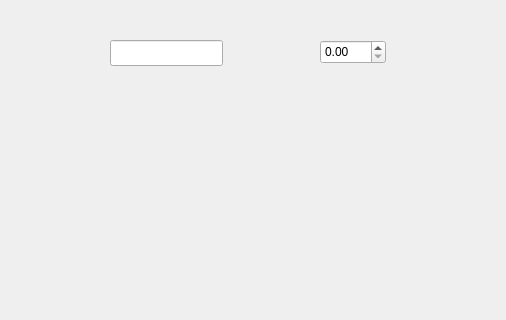
The window that mpldesigner/window2.ui (dapperfu/PyQt5Scratch) describes before a commit, drawn with Qt 5; both pictures show x 0 to 506 and y 0 to 320 of the 806 by 801 pixel window.
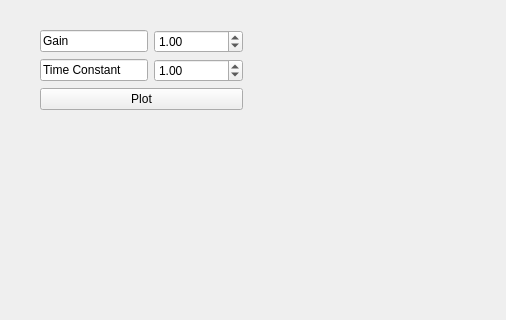
The same window after the commit.

Commit message: Git Auto Commit: Mon Dec 12 20:47:58 EST 2016

Diff of the .ui file:
```diff
--- a/mpldesigner/window2.ui
+++ b/mpldesigner/window2.ui
@@ -87,25 +87,52 @@
      </layout>
     </widget>
    </widget>
-   <widget class="QLineEdit" name="lineEdit">
+   <widget class="QWidget" name="">
     <property name="geometry">
      <rect>
-      <x>110</x>
-      <y>40</y>
-      <width>113</width>
-      <height>26</height>
+      <x>40</x>
+      <y>30</y>
+      <width>203</width>
+      <height>93</height>
      </rect>
     </property>
-   </widget>
-   <widget class="QDoubleSpinBox" name="doubleSpinBox">
-    <property name="geometry">
-     <rect>
-      <x>320</x>
-      <y>40</y>
-      <width>66</width>
-      <height>24</height>
-     </rect>
-    </property>
+    <layout class="QFormLayout" name="formLayout">
+     <item row="0" column="1">
+      <widget class="QDoubleSpinBox" name="gain">
+       <property name="value">
+        <double>1.000000000000000</double>
+       </property>
+      </widget>
+     </item>
+     <item row="1" column="0">
+      <widget class="QLineEdit" name="lineEdit_2">
+       <property name="text">
+        <string>Time Constant</string>
+       </property>
+      </widget>
+     </item>
+     <item row="1" column="1">
+      <widget class="QDoubleSpinBox" name="tau">
+       <property name="value">
+        <double>1.000000000000000</double>
+       </property>
+      </widget>
+     </item>
+     <item row="0" column="0">
+      <widget class="QLineEdit" name="lineEdit">
+       <property name="text">
+        <string>Gain</string>
+       </property>
+      </widget>
+     </item>
+     <item row="2" column="0" colspan="2">
+      <widget class="QPushButton" name="pushButton">
+       <property name="text">
+        <string>Plot</string>
+       </property>
+      </widget>
+     </item>
+    </layout>
    </widget>
   </widget>
  </widget>
```
